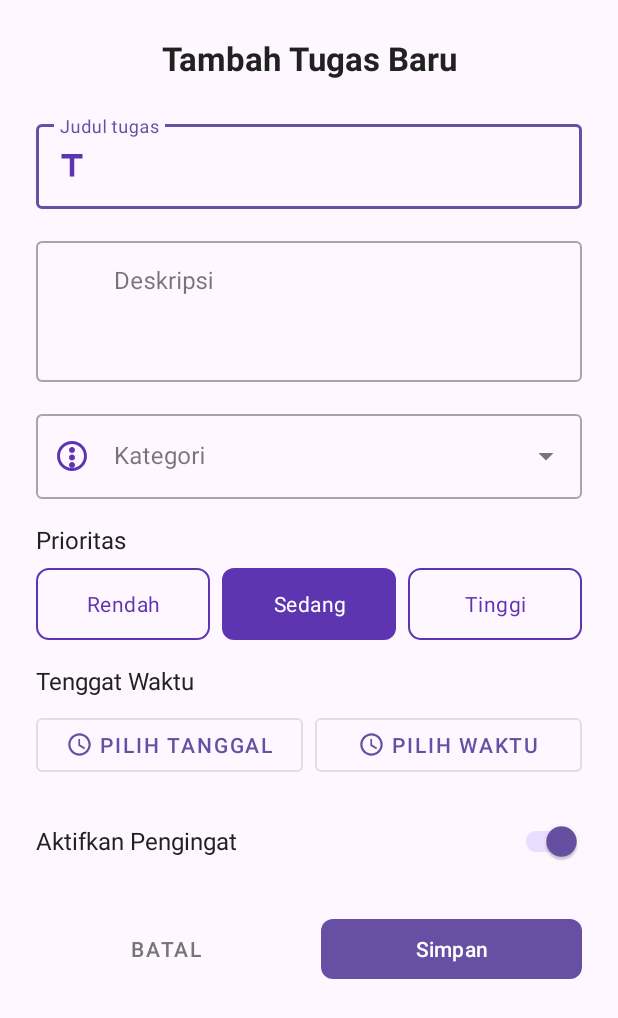
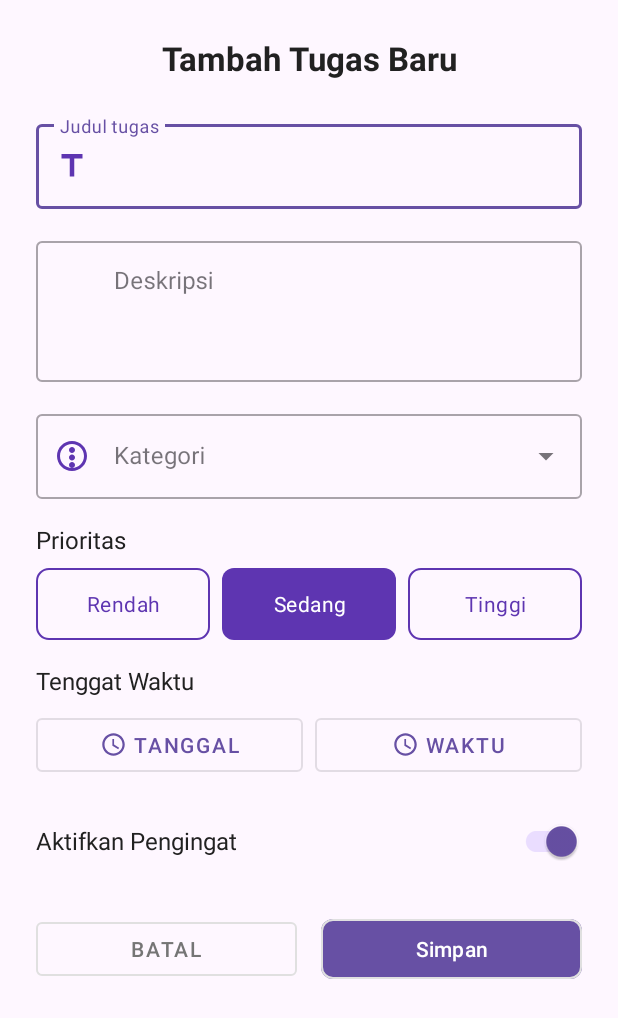
Before and after one commit to alcamic/AppToDoS, an Android app: the AddTask screen opened directly, with no data from a screen before it, on a phone screen of 412 x 824 dp. Shown: the top 1018 px of the screen. Run offline under Robolectric (Android 15) with nearby library versions, the phone set to English and light mode, and no system bars; 2 statements that could not run were skipped.

Commit message:
add design (main menu, add Task menu etc)

```diff
--- a/app/src/main/java/com/example/apptodos/AddTask.kt
+++ b/app/src/main/java/com/example/apptodos/AddTask.kt
@@ -1,20 +1,58 @@
 package com.example.apptodos
 
 import android.os.Bundle
+import android.widget.ArrayAdapter
+import android.widget.AutoCompleteTextView
 import androidx.activity.enableEdgeToEdge
 import androidx.appcompat.app.AppCompatActivity
 import androidx.core.view.ViewCompat
 import androidx.core.view.WindowInsetsCompat
+import com.example.apptodos.room.TaskDB
+import com.google.android.material.button.MaterialButton
+import android.view.View
+import android.widget.Toast
 
 class AddTask : AppCompatActivity() {
+    val btnSave by lazy { findViewById<MaterialButton>(R.id.btnSave) }
+    val btnCancel by lazy { findViewById<MaterialButton>(R.id.btnCancel) }
+    val actvCategory by lazy { findViewById<AutoCompleteTextView>(R.id.actvCategory) }
+
+
+    private lateinit var adapterItems: ArrayAdapter<String>
+
+    val db by lazy { TaskDB(this) }
     override fun onCreate(savedInstanceState: Bundle?) {
         super.onCreate(savedInstanceState)
         enableEdgeToEdge()
         setContentView(R.layout.activity_add_task)
+        adapterItems = ArrayAdapter(this, R.layout.dropdown_item, resources.getStringArray(R.array.category_array))
+        actvCategory.setAdapter(adapterItems)
+
+        actvCategory.setOnItemClickListener { adapterView, view, position, id ->
+            val selectedCategory = adapterView.getItemAtPosition(position).toString()
+            Toast.makeText(this, "Selected Category: $selectedCategory", Toast.LENGTH_SHORT).show()
+        }
+//      SetupListener()
         ViewCompat.setOnApplyWindowInsetsListener(findViewById(R.id.main)) { v, insets ->
             val systemBars = insets.getInsets(WindowInsetsCompat.Type.systemBars())
             v.setPadding(systemBars.left, systemBars.top, systemBars.right, systemBars.bottom)
             insets
         }
     }
+
+
+
+//    fun SetupListener(){
+//        btnSave.setOnClickListener{
+//            CoroutineScope(Dispatchers.IO).launch {
+//                db.taskDao().addTask(
+//                    Task(
+//                        0, etTaskTitle.text.toString(), etTaskDescription.text.toString(),
+//                        category = TODO(),
+//                        priority = TODO(),
+//                        dueDate = TODO(),
+//                    )
+//            }
+//        }
+//    }
 }
--- a/app/src/main/res/layout/activity_add_task.xml
+++ b/app/src/main/res/layout/activity_add_task.xml
@@ -79,7 +79,6 @@
                 android:layout_height="wrap_content"
                 android:inputType="none" />
         </com.google.android.material.textfield.TextInputLayout>
-
         <!-- Priority Field -->
         <TextView
             android:layout_width="wrap_content"
@@ -157,7 +156,7 @@
                 android:layout_height="wrap_content"
                 android:layout_marginEnd="4dp"
                 android:layout_weight="1"
-                android:text="Pilih Tanggal"
+                android:text="Tanggal"
                 app:icon="@drawable/ic_calendar"
                 app:iconGravity="textStart" />
 
@@ -168,7 +167,7 @@
                 android:layout_height="wrap_content"
                 android:layout_marginStart="4dp"
                 android:layout_weight="1"
-                android:text="Pilih Waktu"
+                android:text="Waktu"
                 app:icon="@drawable/ic_time"
                 app:iconGravity="textStart" />
         </LinearLayout>
@@ -208,6 +207,8 @@
                 style="@style/Widget.MaterialComponents.Button.TextButton"
                 android:layout_width="0dp"
                 android:layout_height="wrap_content"
+                app:strokeColor="@color/chip_background_color"
+                app:strokeWidth="1dp"
                 android:layout_marginEnd="8dp"
                 android:layout_weight="1"
                 android:text="Batal"
@@ -219,6 +220,8 @@
                 android:layout_height="wrap_content"
                 android:layout_marginStart="8dp"
                 android:layout_weight="1"
+                app:strokeWidth="1dp"
+                app:strokeColor="@color/chip_background_color"
                 android:text="Simpan"
                 app:cornerRadius="8dp" />
         </LinearLayout>
--- a/app/src/main/res/values/colors.xml
+++ b/app/src/main/res/values/colors.xml
@@ -4,6 +4,9 @@
     <color name="colorPrimaryDark">#4527A0</color>
     <color name="colorAccent">#7C4DFF</color>
     <color name="background_color">#F5F5F7</color>
+    <color name="black">#000000</color>
+
+
 
     <color name="text_color_primary">#212121</color>
     <color name="text_color_secondary">#757575</color>
--- a/app/src/main/res/values/strings.xml
+++ b/app/src/main/res/values/strings.xml
@@ -6,4 +6,11 @@
     <string name="about">About</string>
     <string name="date">Senin, 14 April 2025</string>
     <string name="greeting">Halo, apa rencanamu hari ini?</string>
+    <string-array name="category_array">
+        <item>Pekerjaan</item>
+        <item>Pribadi</item>
+        <item>Belanja</item>
+        <item>Studi</item>
+        <item>Lainnya</item>
+    </string-array>
 </resources>
--- a/build.gradle.kts
+++ b/build.gradle.kts
@@ -1,5 +1,8 @@
 // Top-level build file where you can add configuration options common to all sub-projects/modules.
 plugins {
+    val room_version = "2.7.0"
+    id("androidx.room") version "$room_version" apply false
     alias(libs.plugins.android.application) apply false
     alias(libs.plugins.kotlin.android) apply false
+
 }
```
Also changed, not shown: app/build.gradle.kts (+8 -1 lines), gradle/libs.versions.toml (+17 -1 lines).
